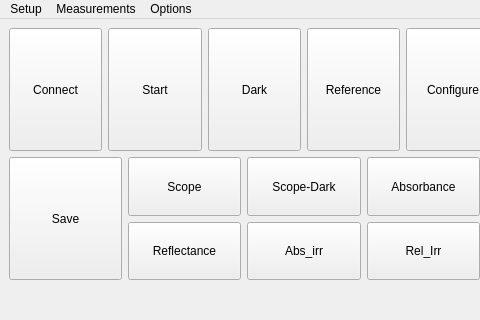
This is Gui.ui in McNut55555/field_kit as Qt 5 draws it before an edit; both pictures show x 0 to 480 and y 0 to 320 of the 608 by 568 pixel window. The edited form follows.
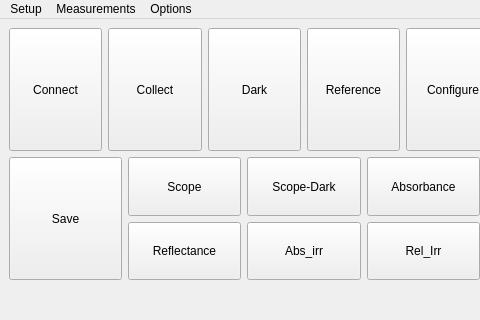
This is the edited form. Icons and pictures are not drawn. Custom widgets are drawn as their Qt base class.

```diff
--- a/Gui.ui
+++ b/Gui.ui
@@ -45,7 +45,11 @@
                </sizepolicy>
               </property>
               <property name="text">
-               <string>Start</string>
+               <string>Collect</string>
+              </property>
+              <property name="icon">
+               <iconset>
+                <normaloff>Icons/green-play-button-png.png</normaloff>Icons/green-play-button-png.png</iconset>
               </property>
               <property name="iconSize">
                <size>
```
Left out of the diff: 24 changed lines with no effect on the pictures.
